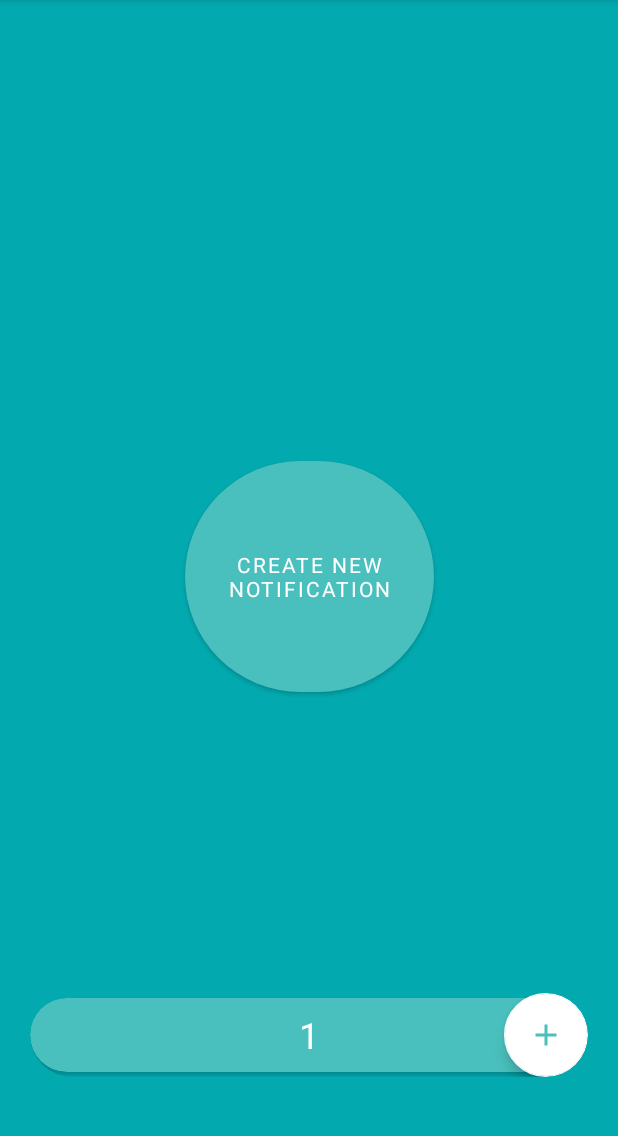
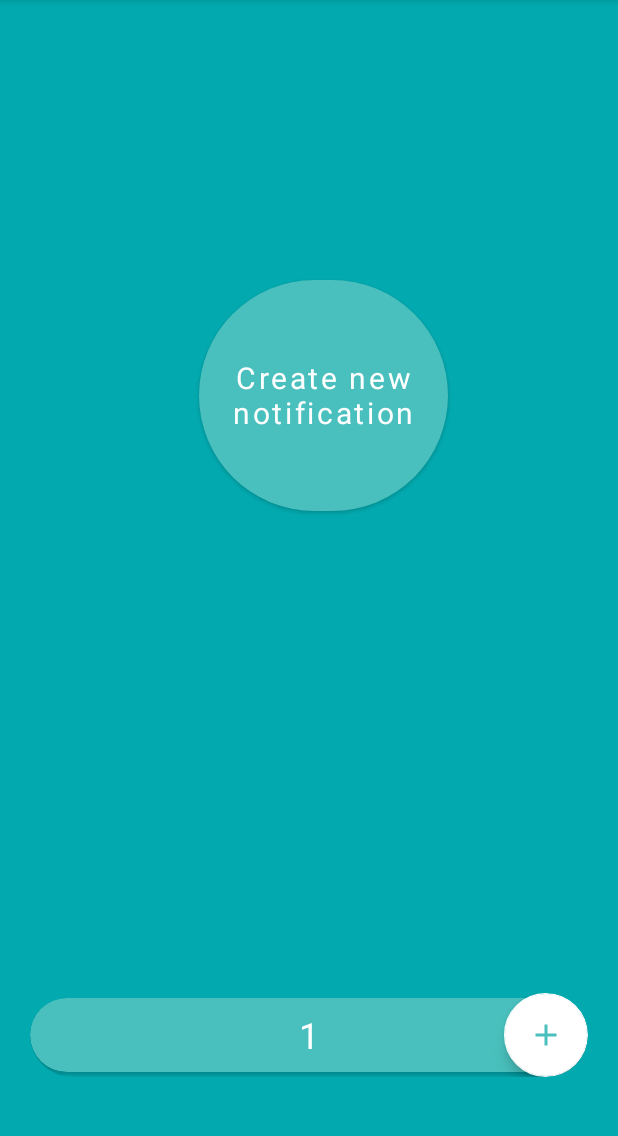
Before and after one commit to DanielJorn/PeCodeTask, an Android app: the screen it shows after launch (MainActivity), on a phone screen of 412 x 824 dp, the part 84-1220 px from its top. Run offline under Robolectric (Android 15) with nearby library versions, the phone set to English and light mode, and no system bars.

Commit message:
removed caps from 'create new notification' button text; moved the button up for a little

```diff
--- a/app/src/main/res/layout/fragment_page_content.xml
+++ b/app/src/main/res/layout/fragment_page_content.xml
@@ -9,14 +9,18 @@
         android:id="@+id/newNotification_btn"
         android:layout_width="@dimen/pageContent_newNotificationBtn_size"
         android:layout_height="0dp"
-        app:layout_constraintDimensionRatio="1"
         android:contentDescription="@string/pageContent_newNotificationBtn_contentDescription"
         android:fontFamily="sans-serif"
         android:text="@string/pageContent_newNotificationBtn_text"
+        android:textAllCaps="false"
+        android:textSize="20sp"
         app:cornerRadius="@dimen/pageContent_newNotificationBtn_cornerRadius"
         app:layout_constraintBottom_toBottomOf="parent"
+        app:layout_constraintDimensionRatio="1"
         app:layout_constraintEnd_toEndOf="parent"
+        app:layout_constraintHorizontal_bias="0.538"
         app:layout_constraintStart_toStartOf="parent"
-        app:layout_constraintTop_toTopOf="parent" />
+        app:layout_constraintTop_toTopOf="parent"
+        app:layout_constraintVertical_bias="0.3" />
 
 </androidx.constraintlayout.widget.ConstraintLayout>
```
